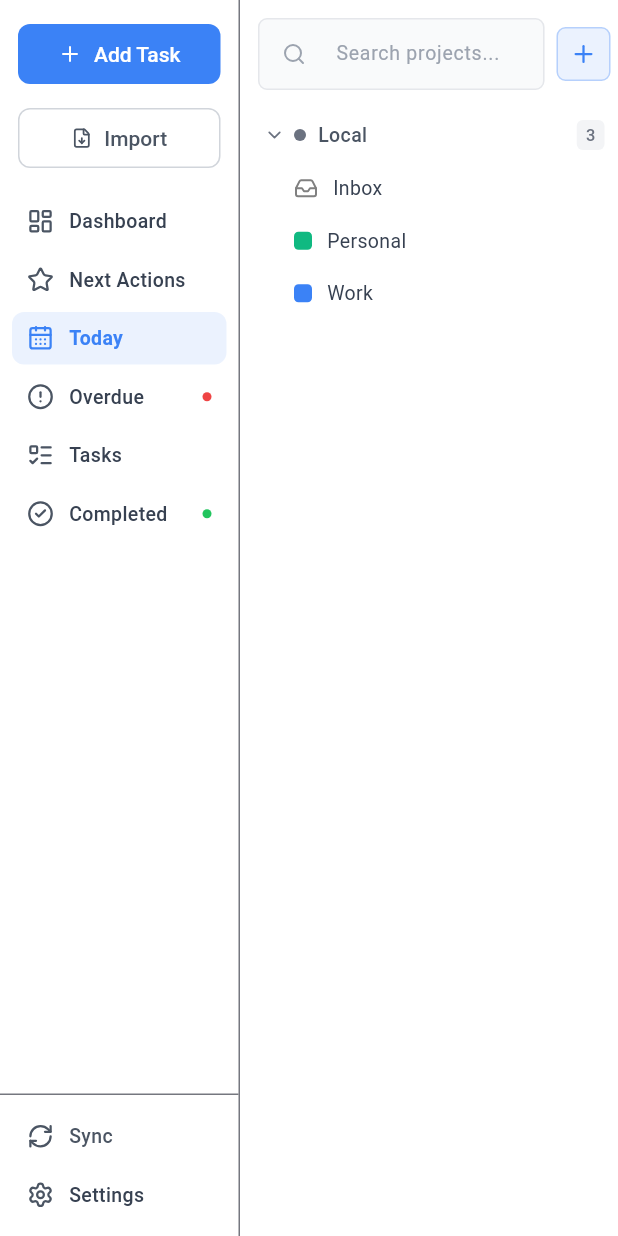
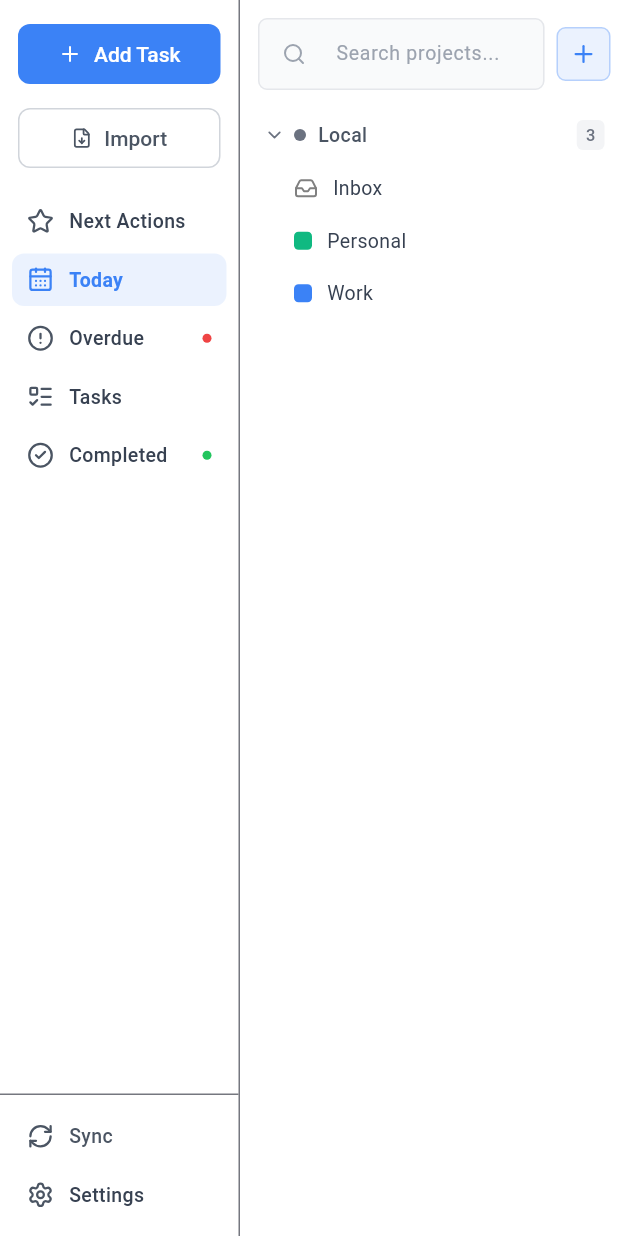
Before and after one commit to openza/tasks, a Flutter app: the screen it shows after launch, after a tap on "Today", on a phone screen of 412 x 824 dp. Run offline on Flutter 3.47's test engine with Material 3 defaults, Android fonts, the phone set to English and light mode, and no system bars; drawn by our look-alikes of toastification; our stand-ins replace dio, drift, file_picker, flutter_riverpod, flutter_secure_storage, flutter_svg and 5 more; missing offline and left inert: dart:ffi, window_manager; accounts and stored records are empty; generated files the repository leaves out were written again.

Commit message:
refactor: remove dashboard screen, make Next Actions default landing page
Dashboard provided minimal value as a landing page. Next Actions is more
actionable for GTD workflow and is now the initial route.

```diff
--- a/lib/app/app_router.dart
+++ b/lib/app/app_router.dart
@@ -2,7 +2,6 @@ import 'package:flutter/material.dart';
 import 'package:flutter_riverpod/flutter_riverpod.dart';
 import 'package:go_router/go_router.dart';
 
-import '../presentation/screens/dashboard/dashboard_screen.dart';
 import '../presentation/screens/today/today_screen.dart';
 import '../presentation/screens/overdue/overdue_screen.dart';
 import '../presentation/screens/next_actions/next_actions_screen.dart';
@@ -16,7 +15,6 @@ import '../presentation/widgets/layout/dashboard_layout.dart';
 // Route names
 class AppRoutes {
   static const String login = '/login';
-  static const String dashboard = '/dashboard';
   static const String today = '/today';
   static const String overdue = '/overdue';
   static const String nextActions = '/next-actions';
@@ -29,7 +27,7 @@ class AppRoutes {
 // Router provider
 final appRouterProvider = Provider<GoRouter>((ref) {
   return GoRouter(
-    initialLocation: AppRoutes.dashboard,
+    initialLocation: AppRoutes.nextActions,
     debugLogDiagnostics: true,
     redirect: (context, state) {
       // TODO: Add authentication check
@@ -40,7 +38,7 @@ final appRouterProvider = Provider<GoRouter>((ref) {
       //   return AppRoutes.login;
       // }
       // if (isLoggedIn && isLoginRoute) {
-      //   return AppRoutes.dashboard;
+      //   return AppRoutes.nextActions;
       // }
       return null;
     },
@@ -58,15 +56,7 @@ final appRouterProvider = Provider<GoRouter>((ref) {
         routes: [
           GoRoute(
             path: '/',
-            redirect: (context, state) => AppRoutes.dashboard,
-          ),
-          GoRoute(
-            path: AppRoutes.dashboard,
-            name: 'dashboard',
-            pageBuilder: (context, state) => NoTransitionPage(
-              key: state.pageKey,
-              child: const DashboardScreen(),
-            ),
+            redirect: (context, state) => AppRoutes.nextActions,
           ),
           GoRoute(
             path: AppRoutes.today,
@@ -148,8 +138,8 @@ final appRouterProvider = Provider<GoRouter>((ref) {
             ),
             const SizedBox(height: 24),
             ElevatedButton(
-              onPressed: () => context.go(AppRoutes.dashboard),
-              child: const Text('Go to Dashboard'),
+              onPressed: () => context.go(AppRoutes.nextActions),
+              child: const Text('Go to Next Actions'),
             ),
           ],
         ),
--- a/lib/presentation/screens/auth/login_screen.dart
+++ b/lib/presentation/screens/auth/login_screen.dart
@@ -46,7 +46,7 @@ class _LoginScreenState extends ConsumerState<LoginScreen> {
         await ref.read(authProvider.notifier).setTodoistAuthenticated(token);
         _showSuccess('Connected to Todoist successfully!');
         if (mounted) {
-          context.go(AppRoutes.dashboard);
+          context.go(AppRoutes.nextActions);
         }
       } else {
         _showError('Failed to authenticate with Todoist. Please try again.');
@@ -89,7 +89,7 @@ class _LoginScreenState extends ConsumerState<LoginScreen> {
         await ref.read(authProvider.notifier).setMsToDoAuthenticated(token);
         _showSuccess('Connected to Microsoft To-Do successfully!');
         if (mounted) {
-          context.go(AppRoutes.dashboard);
+          context.go(AppRoutes.nextActions);
         }
       } else {
         _showError('Failed to authenticate with Microsoft To-Do. Please try again.');
@@ -216,7 +216,7 @@ class _LoginScreenState extends ConsumerState<LoginScreen> {
                         ? null
                         : () {
                             // Use local database only
-                            context.go(AppRoutes.dashboard);
+                            context.go(AppRoutes.nextActions);
                           },
                     child: const Text('Skip for now (use local tasks only)'),
                   ),
--- a/lib/presentation/screens/dashboard/dashboard_screen.dart
+++ /dev/null
@@ -1,172 +0,0 @@
-import 'package:flutter/material.dart';
-import 'package:flutter_riverpod/flutter_riverpod.dart';
-import 'package:lucide_icons/lucide_icons.dart';
-
-import '../../../app/app_theme.dart';
-import '../../providers/task_provider.dart';
-
-class DashboardScreen extends ConsumerWidget {
-  const DashboardScreen({super.key});
-
-  @override
-  Widget build(BuildContext context, WidgetRef ref) {
-    final statsAsync = ref.watch(taskStatisticsProvider);
-
-    return Container(
-      decoration: const BoxDecoration(
-        gradient: LinearGradient(
-          begin: Alignment.topLeft,
-          end: Alignment.bottomRight,
-          colors: [
-            Color(0xFFEFF6FF), // blue-50
-            Color(0xFFFDF2F8), // pink-50
-            Color(0xFFF3E8FF), // purple-100
-          ],
-        ),
-      ),
-      child: SingleChildScrollView(
-        padding: const EdgeInsets.all(24),
-        child: Column(
-          crossAxisAlignment: CrossAxisAlignment.start,
-          children: [
-            // Header
-            Text(
-              'Dashboard',
-              style: Theme.of(context).textTheme.headlineMedium,
-            ),
-            const SizedBox(height: 8),
-            Text(
-              'Welcome back! Here\'s your task overview.',
-              style: Theme.of(context).textTheme.bodyLarge?.copyWith(
-                    color: AppTheme.gray500,
-                  ),
-            ),
-            const SizedBox(height: 24),
-
-            // Stats Cards - skipLoadingOnRefresh keeps previous data during refresh
-            statsAsync.when(
-              skipLoadingOnRefresh: true,
-              data: (stats) => _buildStatsGrid(context, stats),
-              loading: () => _buildStatsGrid(context, {
-                'total': 0,
-                'active': 0,
-                'completed': 0,
-                'overdue': 0,
-              }),
-              error: (_, __) => _buildStatsGrid(context, {
-                'total': 0,
-                'active': 0,
-                'completed': 0,
-                'overdue': 0,
-              }),
-            ),
-          ],
-        ),
-      ),
-    );
-  }
-
-  Widget _buildStatsGrid(BuildContext context, Map<String, int> stats) {
-    return LayoutBuilder(
-      builder: (context, constraints) {
-        final crossAxisCount = constraints.maxWidth > 1000
-            ? 4
-            : constraints.maxWidth > 600
-                ? 2
-                : 1;
-        return GridView.count(
-          crossAxisCount: crossAxisCount,
-          shrinkWrap: true,
-          physics: const NeverScrollableScrollPhysics(),
-          mainAxisSpacing: 16,
-          crossAxisSpacing: 16,
-          childAspectRatio: 1.5,
-          children: [
-            _StatCard(
-              title: 'Total Tasks',
-              value: stats['total']?.toString() ?? '0',
-              icon: LucideIcons.listTodo,
-              color: AppTheme.primaryBlue,
-            ),
-            _StatCard(
-              title: 'Active',
-              value: stats['active']?.toString() ?? '0',
-              icon: LucideIcons.clock,
-              color: AppTheme.warningOrange,
-            ),
-            _StatCard(
-              title: 'Completed',
-              value: stats['completed']?.toString() ?? '0',
-              icon: LucideIcons.checkCircle,
-              color: AppTheme.successGreen,
-            ),
-            _StatCard(
-              title: 'Overdue',
-              value: stats['overdue']?.toString() ?? '0',
-              icon: LucideIcons.alertCircle,
-              color: AppTheme.errorRed,
-            ),
-          ],
-        );
-      },
-    );
-  }
-
-}
-
-class _StatCard extends StatelessWidget {
-  final String title;
-  final String value;
-  final IconData icon;
-  final Color color;
-
-  const _StatCard({
-    required this.title,
-    required this.value,
-    required this.icon,
-    required this.color,
-  });
-
-  @override
-  Widget build(BuildContext context) {
-    return Card(
-      child: Padding(
-        padding: const EdgeInsets.all(20),
-        child: Column(
-          crossAxisAlignment: CrossAxisAlignment.start,
-          mainAxisAlignment: MainAxisAlignment.spaceBetween,
-          children: [
-            Row(
-              mainAxisAlignment: MainAxisAlignment.spaceBetween,
-              children: [
-                Container(
-                  padding: const EdgeInsets.all(10),
-                  decoration: BoxDecoration(
-                    color: color.withValues(alpha: 0.1),
-                    borderRadius: BorderRadius.circular(10),
-                  ),
-                  child: Icon(icon, color: color, size: 24),
-                ),
-              ],
-            ),
-            Column(
-              crossAxisAlignment: CrossAxisAlignment.start,
-              children: [
-                Text(
-                  value,
-                  style: Theme.of(context).textTheme.headlineMedium?.copyWith(
-                        fontWeight: FontWeight.w700,
-                      ),
-                ),
-                Text(
-                  title,
-                  style: Theme.of(context).textTheme.bodySmall,
-                ),
-              ],
-            ),
-          ],
-        ),
-      ),
-    );
-  }
-}
--- a/lib/presentation/widgets/layout/nav_rail.dart
+++ b/lib/presentation/widgets/layout/nav_rail.dart
@@ -74,13 +74,6 @@ class NavRail extends ConsumerWidget {
             child: ListView(
               padding: const EdgeInsets.symmetric(horizontal: 8),
               children: [
-                _NavRailItem(
-                  icon: LucideIcons.layoutDashboard,
-                  label: 'Dashboard',
-                  path: AppRoutes.dashboard,
-                  isActive: currentPath == AppRoutes.dashboard,
-                  onTap: () => _navigateAndClearProject(context, ref, AppRoutes.dashboard),
-                ),
                 _NavRailItem(
                   icon: LucideIcons.star,
                   label: 'Next Actions',
```
